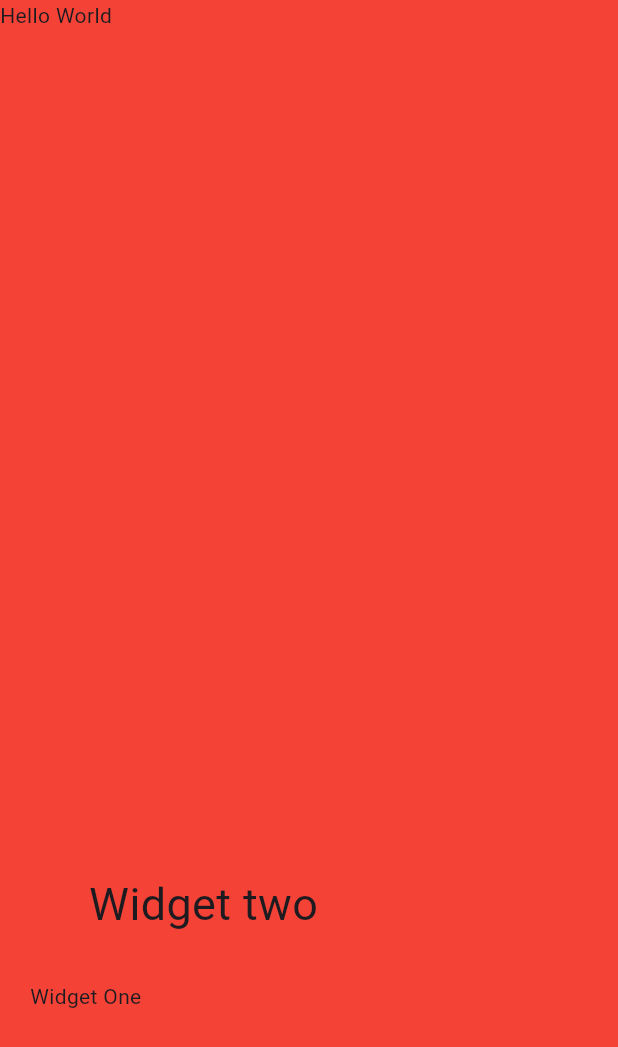
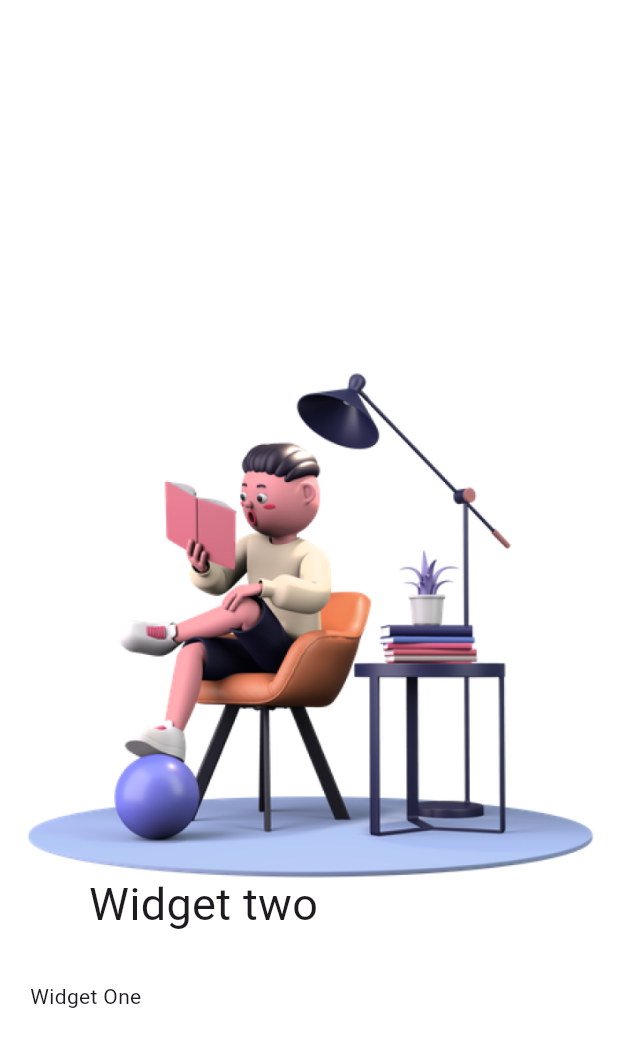
Before and after one commit to AbilioN/onlineCourse, a Flutter app: the screen it shows after launch, on a phone screen of 412 x 824 dp. Shown: the top 1047 px of the screen. Run offline on Flutter 3.47's test engine with Material 3 defaults, Android fonts, the phone set to English and light mode, and no system bars; our stand-ins replace flutter_riverpod.

Commit message:
Scrolling widgets

```diff
--- a/lib/pages/welcome/welcome.dart
+++ b/lib/pages/welcome/welcome.dart
@@ -11,25 +11,32 @@ class Welcome extends StatelessWidget {
         children: [
           Text("Hello riverpod"),
           Container(
-            color: Colors.red,
+            color: Colors.white,
             // width: 400,
             // height: 300,
             child: PageView(
+              scrollDirection: Axis.horizontal,
               children: [
-                Text("Hello World"),
-                Text("Hello World"),
-                Text("Hello World"),
-                Text("Hello World"),
+                Container(
+                  width: 345,
+                  height: 345,
+                  child: Image.asset("assets/images/reading.png"),
+                ),
+                Container(
+                  width: 345,
+                  height: 345,
+                  child: Image.asset("assets/images/reading.png"),
+                ),
               ],
             ),
           ),
-          Positioned(
+          const Positioned(
             child: const Text("Widget One"),
             bottom: 150,
             left: 20,
           ),
-          Positioned(
-            child: const Text(
+          const Positioned(
+            child: Text(
               "Widget two",
               style: TextStyle(fontSize: 30),
             ),
--- a/pubspec.yaml
+++ b/pubspec.yaml
@@ -59,6 +59,12 @@ flutter:
   # the material Icons class.
   uses-material-design: true
 
+  assets:
+    - assets/
+    - assets/images/
+    - assets/icons/
+    - assets/voice/
+
   # To add assets to your application, add an assets section, like this:
   # assets:
   #   - images/a_dot_burr.jpeg
```
